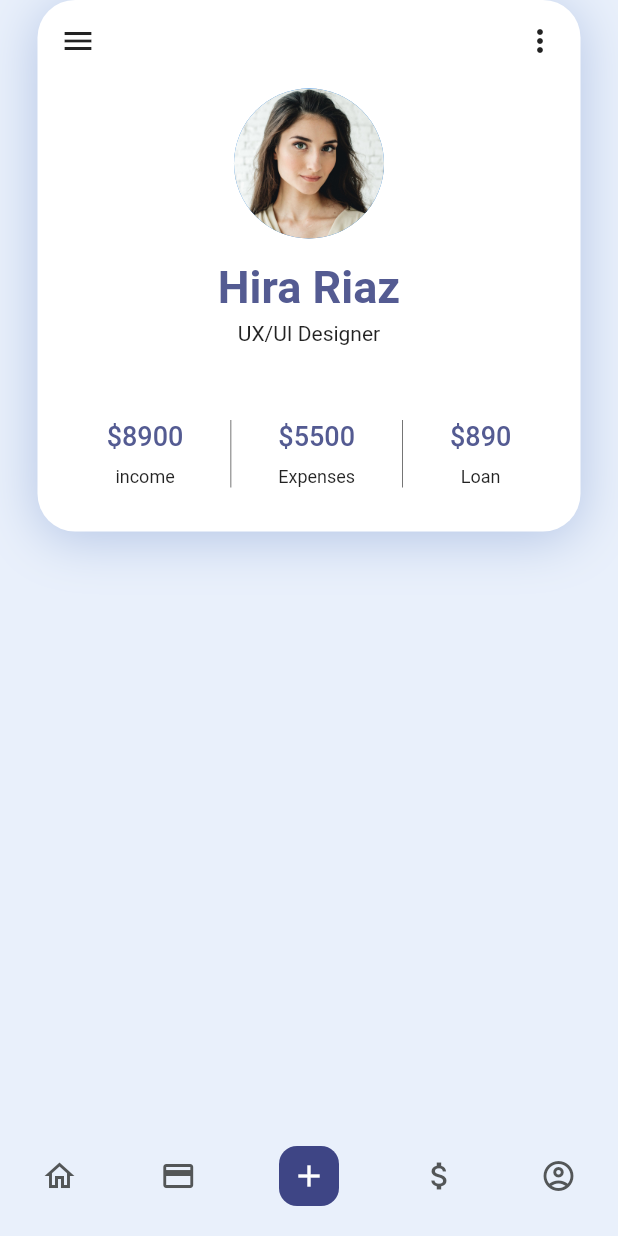
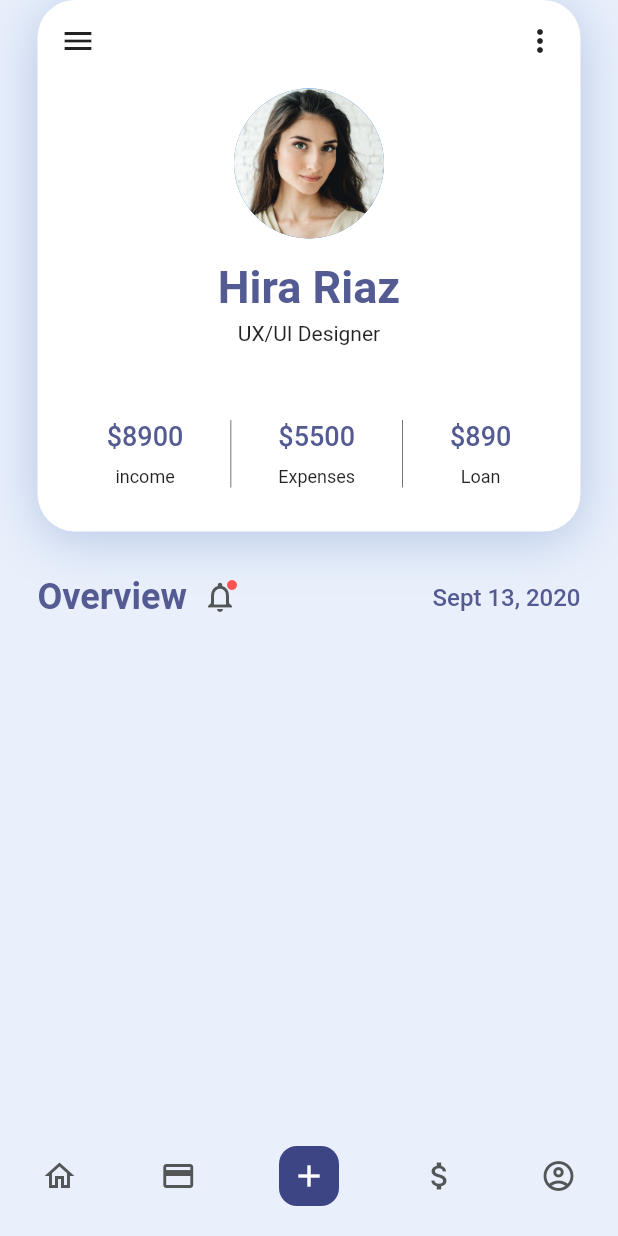
Before and after one commit to gomezjcdev/FlutterDesigns, a Flutter app: the Home screen opened by its route, on a phone screen of 412 x 824 dp. Run offline on Flutter 3.47's test engine with Material 2 defaults, Android fonts, the phone set to English and light mode, and no system bars.

Commit message:
overview section

```diff
--- a/FinancialApp/lib/src/auth/ui/screens/home.dart
+++ b/FinancialApp/lib/src/auth/ui/screens/home.dart
@@ -1,5 +1,6 @@
 import 'package:flutter/material.dart';
 
+import 'package:financial_app/src/auth/ui/widgets/overview_section.dart';
 import 'package:financial_app/src/auth/ui/widgets/user_card.dart';
 import 'package:financial_app/src/utils/colors.dart';
 import 'package:financial_app/src/auth/ui/widgets/bottom_navigation.dart';
@@ -15,8 +16,10 @@ class Home extends StatelessWidget {
         child: Container(
           margin: const EdgeInsets.only(left: 25.0, right: 25.0),
           child: Column(
-            children: [
+            children: const [
               UserCard(),
+              SizedBox(height: 30),
+              OverviewSection()
             ],
           ),
         ),
--- /dev/null
+++ b/FinancialApp/lib/src/auth/ui/widgets/overview_section.dart
@@ -0,0 +1,56 @@
+import 'package:financial_app/src/utils/colors.dart';
+import 'package:flutter/material.dart';
+
+
+class OverviewSection extends StatelessWidget {
+  const OverviewSection({
+    Key? key,
+  }) : super(key: key);
+
+  @override
+  Widget build(BuildContext context) {
+    return Row(
+      mainAxisAlignment: MainAxisAlignment.spaceBetween,
+      children: [
+        Row(
+          children: [
+            const Text(
+              'Overview',
+              style: TextStyle(
+                color: titleColor,
+                fontWeight: FontWeight.bold,
+                fontSize: 24,
+              ),
+            ),
+            const SizedBox(width: 10),
+            Stack(
+              children: const [
+                Icon(
+                  Icons.notifications_outlined,
+                  color: tabOptionsColor,
+                ),
+                Positioned(
+                  top: 0.0,
+                  right: 0.0,
+                  child: Icon(
+                    Icons.brightness_1,
+                    size: 8.0,
+                    color: Colors.redAccent,
+                  ),
+                )
+              ],
+            ),
+          ],
+        ),
+        const Text(
+          'Sept 13, 2020',
+          style: TextStyle(
+            color: titleColor,
+            fontWeight: FontWeight.w500,
+            fontSize: 16,
+          ),
+        )
+      ],
+    );
+  }
+}
```
